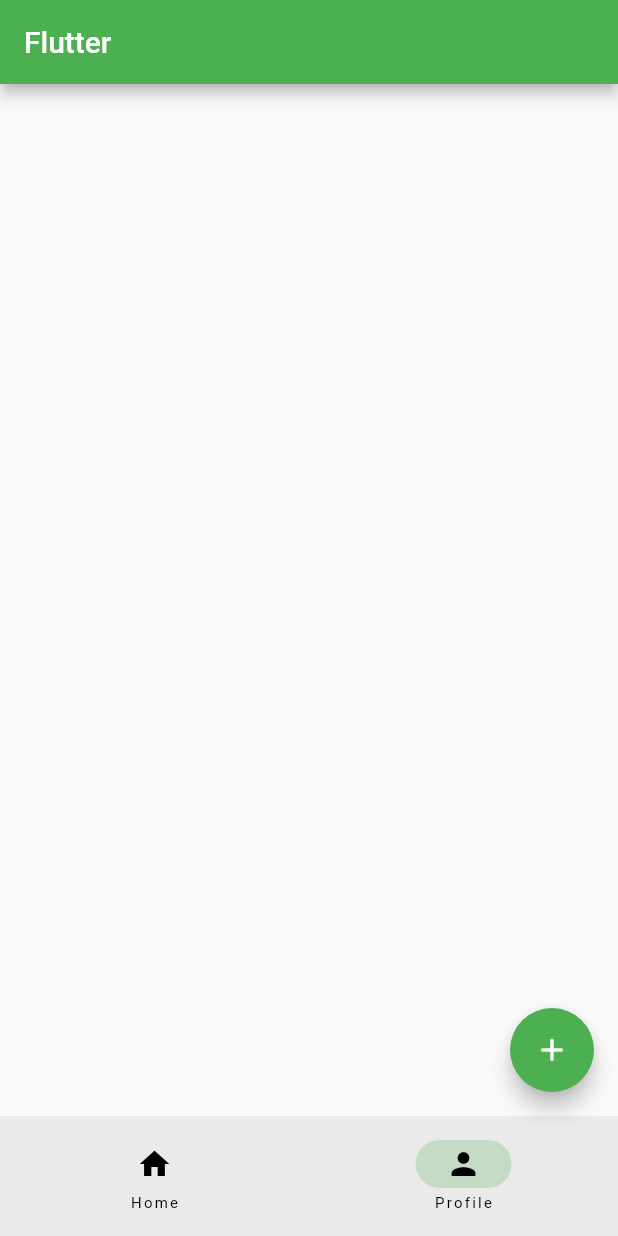
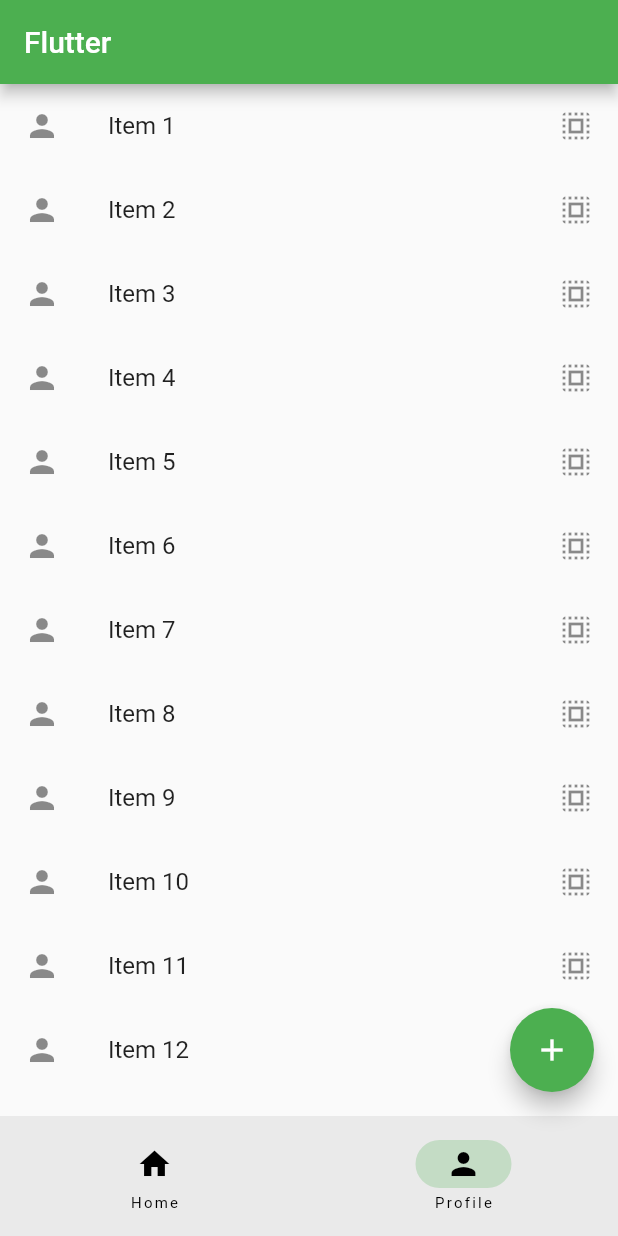
Before and after one commit to SmallPeenwow/flutter_tutorial_version_3, a Flutter app: the screen it shows after launch, item 2 of the bottom bar chosen, on a phone screen of 412 x 824 dp. Run offline on Flutter 3.47's test engine with Material 2 defaults, Android fonts, the phone set to English and light mode, and no system bars.

Commit message:
ListTile Widget Done

```diff
--- a/lib/profile_page.dart
+++ b/lib/profile_page.dart
@@ -1,12 +1,24 @@
 import 'package:flutter/material.dart';
+
+const int itemCount = 20;
 
 class ProfilePage extends StatelessWidget {
   const ProfilePage({super.key});
 
   @override
   Widget build(BuildContext context) {
-    return ListView.builder(itemBuilder: (BuildContext context, int index) {
-      return
-    },);
+    return ListView.builder(
+      itemCount: itemCount,
+      itemBuilder: (BuildContext context, int index) {
+        return ListTile(
+          title: Text('Item ${(index + 1)}'),
+          leading: const Icon(Icons.person),
+          trailing: const Icon(Icons.select_all),
+          onTap: () {
+            debugPrint('Item ${(index + 1)}');
+          },
+        );
+      },
+    );
   }
 }
```
